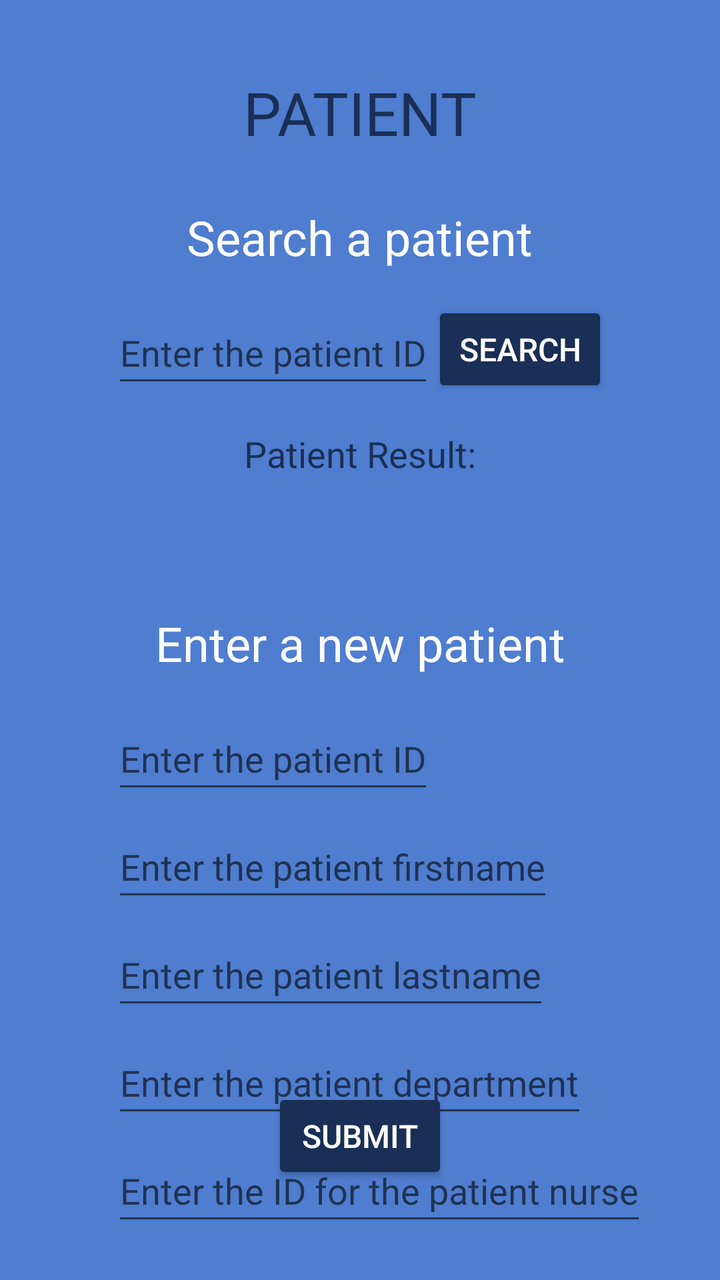
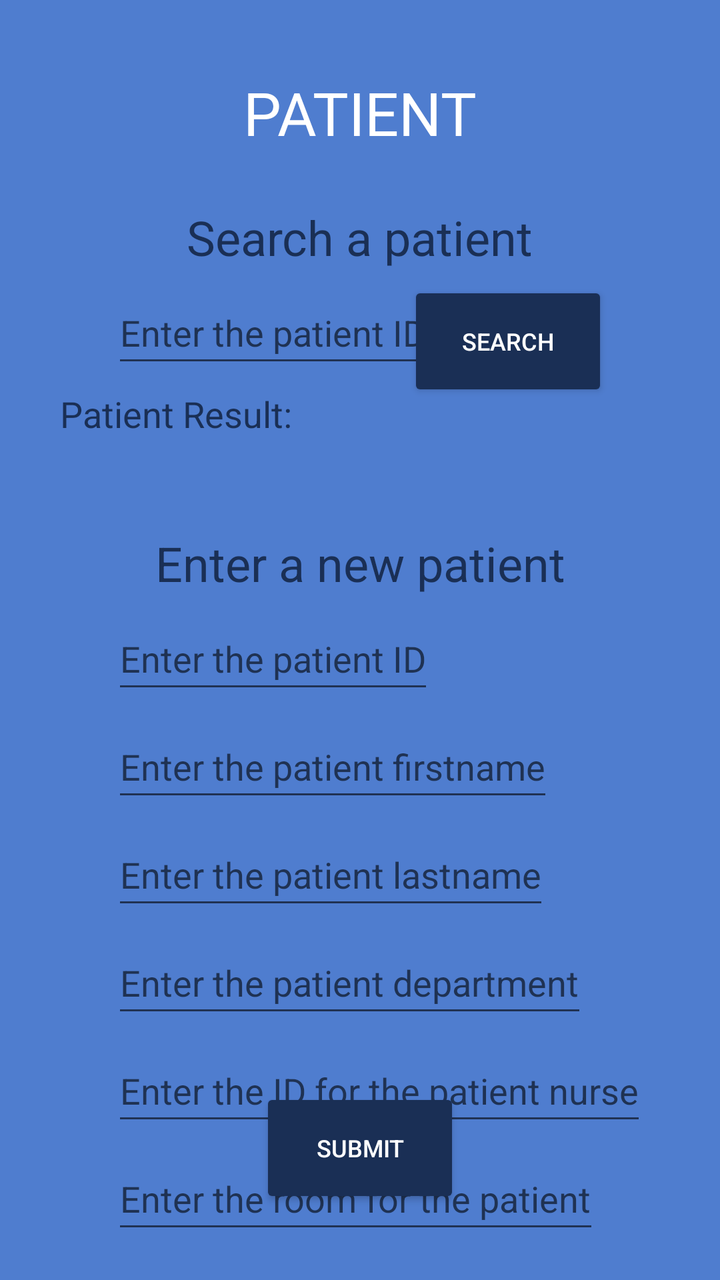

An Android layout rendered at two revisions. The XML below is the earlier revision; the diff shows what the commit changed to produce the second picture.
<!-- AndroidManifest.xml: application theme Theme.Alexandermaynard_COMP304Lab3_Ex1 -->
<!-- res/layout/activity_patient.xml -->
<?xml version="1.0" encoding="utf-8"?>
<androidx.constraintlayout.widget.ConstraintLayout xmlns:android="http://schemas.android.com/apk/res/android"
    xmlns:app="http://schemas.android.com/apk/res-auto"
    xmlns:tools="http://schemas.android.com/tools"
    android:id="@+id/main"
    android:layout_width="match_parent"
    android:layout_height="match_parent"
    tools:context=".Patient">

    <TextView
        android:id="@+id/patient_title"
        style="@style/title_text"
        android:layout_width="wrap_content"
        android:layout_height="wrap_content"
        android:layout_marginTop="36dp"
        android:text="@string/patient_title"
        app:layout_constraintEnd_toEndOf="parent"
        app:layout_constraintStart_toStartOf="parent"
        app:layout_constraintTop_toTopOf="parent" />

    <TextView
        android:id="@+id/search_patient_title"
        style="@style/sub_title_text"
        android:layout_width="wrap_content"
        android:layout_height="wrap_content"
        android:layout_marginTop="26dp"
        android:text="@string/search_patient_title"
        app:layout_constraintEnd_toEndOf="parent"
        app:layout_constraintStart_toStartOf="parent"
        app:layout_constraintTop_toBottomOf="@+id/patient_title" />

    <EditText
        android:id="@+id/patient_id_search"
        style="@style/edit_text"
        android:layout_width="wrap_content"
        android:layout_height="48dp"
        android:layout_marginStart="56dp"
        android:layout_marginTop="16dp"
        android:autofillHints="enter the patient's ID"
        android:hint="@string/patient_id_hint"
        android:inputType="number"
        app:layout_constraintStart_toStartOf="parent"
        app:layout_constraintTop_toBottomOf="@+id/search_patient_title" />

    <Button
        android:id="@+id/search_patient_btn"
        style="@style/regular_button"
        android:layout_width="wrap_content"
        android:layout_height="wrap_content"
        android:layout_marginTop="16dp"
        android:layout_marginEnd="56dp"
        android:text="@string/search_btn_text"
        app:layout_constraintEnd_toEndOf="parent"
        app:layout_constraintTop_toBottomOf="@+id/search_patient_title" />

    <TextView
        android:id="@+id/enter_patient_title"
        style="@style/sub_title_text"
        android:layout_width="wrap_content"
        android:layout_height="wrap_content"
        android:layout_marginTop="26dp"
        android:text="@string/enter_patient_title"
        app:layout_constraintEnd_toEndOf="parent"
        app:layout_constraintStart_toStartOf="parent"
        app:layout_constraintTop_toBottomOf="@+id/patient_result" />

    <TextView
        android:id="@+id/patient_result_title"
        style="@style/regular_text_view"
        android:layout_width="wrap_content"
        android:layout_height="wrap_content"
        android:layout_marginTop="16dp"
        android:text="@string/patient_result_text_prompt"
        app:layout_constraintEnd_toEndOf="parent"
        app:layout_constraintStart_toStartOf="parent"
        app:layout_constraintTop_toBottomOf="@+id/patient_id_search" />

    <TextView
        android:id="@+id/patient_result"
        style="@style/regular_text_view"
        android:layout_width="wrap_content"
        android:layout_height="wrap_content"
        android:layout_marginTop="16dp"
        android:text=""
        app:layout_constraintEnd_toEndOf="parent"
        app:layout_constraintStart_toStartOf="parent"
        app:layout_constraintTop_toBottomOf="@+id/patient_result_title" />


    <EditText
        android:id="@+id/patient_id_entry"
        style="@style/edit_text"
        android:layout_width="wrap_content"
        android:layout_height="48dp"
        android:layout_marginStart="56dp"
        android:layout_marginTop="16dp"
        android:autofillHints="enter the patient's id"
        android:hint="@string/patient_id_hint"
        android:inputType="number"
        app:layout_constraintStart_toStartOf="parent"
        app:layout_constraintTop_toBottomOf="@+id/enter_patient_title" />

    <EditText
        android:id="@+id/patient_firstname_entry"
        style="@style/edit_text"
        android:layout_width="wrap_content"
        android:layout_height="48dp"
        android:layout_marginStart="56dp"
        android:layout_marginTop="6dp"
        android:autofillHints="enter the patient's firstname"
        android:hint="@string/patient_firstname_hint"
        android:inputType="text"
        app:layout_constraintStart_toStartOf="parent"
        app:layout_constraintTop_toBottomOf="@+id/patient_id_entry" />

    <EditText
        android:id="@+id/patient_lastname_entry"
        style="@style/edit_text"
        android:layout_width="wrap_content"
        android:layout_height="48dp"
        android:layout_marginStart="56dp"
        android:layout_marginTop="6dp"
        android:autofillHints="enter the patient's lastname"
        android:hint="@string/patient_lastname_hint"
        android:inputType="text"
        app:layout_constraintStart_toStartOf="parent"
        app:layout_constraintTop_toBottomOf="@+id/patient_firstname_entry" />

    <EditText
        android:id="@+id/patient_department_entry"
        style="@style/edit_text"
        android:layout_width="wrap_content"
        android:layout_height="48dp"
        android:layout_marginStart="56dp"
        android:layout_marginTop="6dp"
        android:autofillHints="enter the patient's department"
        android:hint="@string/patient_department_hint"
        android:inputType="text"
        app:layout_constraintStart_toStartOf="parent"
        app:layout_constraintTop_toBottomOf="@+id/patient_lastname_entry" />

    <EditText
        android:id="@+id/patient_nurse_id"
        style="@style/edit_text"
        android:layout_width="wrap_content"
        android:layout_height="48dp"
        android:layout_marginStart="56dp"
        android:layout_marginTop="6dp"
        android:autofillHints="enter the ID for the patient's nurse"
        android:hint="@string/patient_nurse_id_hint"
        android:inputType="number"
        app:layout_constraintStart_toStartOf="parent"
        app:layout_constraintTop_toBottomOf="@+id/patient_department_entry" />
    <EditText
        android:id="@+id/patient_room_entry"
        style="@style/edit_text"
        android:layout_width="wrap_content"
        android:layout_height="48dp"
        android:layout_marginStart="56dp"
        android:layout_marginTop="26dp"
        android:autofillHints="enter the room number of the patient"
        android:hint="@string/patient_room_hint"
        android:inputType="number"
        app:layout_constraintStart_toStartOf="parent"
        app:layout_constraintTop_toBottomOf="@+id/patient_room_entry" />

    <Button
        android:id="@+id/submit_btn"
        style="@style/regular_button"
        android:layout_width="wrap_content"
        android:layout_height="wrap_content"
        android:text="@string/submit_btn_text"
        app:layout_constraintBottom_toBottomOf="parent"
        app:layout_constraintEnd_toEndOf="parent"
        app:layout_constraintStart_toStartOf="parent" />

</androidx.constraintlayout.widget.ConstraintLayout>
<!-- resources referenced by this layout -->
<resources>
  <string name="enter_patient_title">Enter a new patient</string>
  <string name="patient_department_hint">Enter the patient department</string>
  <string name="patient_firstname_hint">Enter the patient firstname</string>
  <string name="patient_id_hint">Enter the patient ID</string>
  <string name="patient_lastname_hint">Enter the patient lastname</string>
  <string name="patient_nurse_id_hint">Enter the ID for the patient nurse</string>
  <string name="patient_result_text_prompt">Patient Result:</string>
  <string name="patient_room_hint">Enter the patient room</string>
  <string name="patient_title">PATIENT</string>
  <string name="search_btn_text">Search</string>
  <string name="search_patient_title">Search a patient</string>
  <string name="submit_btn_text">Submit</string>
  <style name="edit_text">
          <item name="android:layout_width">300dp</item>
          <item name="android:layout_height">48dp</item>
          <item name="android:textColor">@color/white</item>
          <item name="android:layout_marginTop">36dp</item>
      </style>
  <style name="regular_button">
          <item name="android:layout_width">130dp</item>
          <item name="android:layout_height">60dp</item>
          <item name="android:textColor">@color/white</item>
          <item name="android:backgroundTint">@color/dark_blue</item>
          <item name="android:layout_marginBottom">48dp</item>
          <item name="android:textSize">16sp</item>
      </style>
  <style name="regular_text_view">
          <item name="android:layout_width">300dp</item>
          <item name="android:layout_height">wrap_content</item>
      </style>
  <style name="sub_title_text">
          <item name="android:textSize">24sp</item>
          <item name="android:textColor">@color/white</item>
          <item name="android:textAlignment">center</item>
          <item name="android:layout_marginTop">36dp</item>
          <item name="layout_constraintVertical_bias">0.392</item>
          <item name="android:layout_width">wrap_content</item>
          <item name="android:layout_height">wrap_content</item>
      </style>
  <style name="title_text">
          <item name="android:textSize">30sp</item>
          <item name="android:textColor">@color/dark_blue</item>
          <item name="android:textAlignment">center</item>
          <item name="android:layout_marginTop">36dp</item>
          <item name="layout_constraintVertical_bias">0.392</item>
          <item name="android:layout_width">wrap_content</item>
          <item name="android:layout_height">wrap_content</item>
      </style>
  <style name="Theme.Alexandermaynard_COMP304Lab3_Ex1" parent="Base.Theme.Alexandermaynard_COMP304Lab3_Ex1" />
  <color name="white">#FFFFFFFF</color>
  <color name="dark_blue">#1A2F55</color>
  <style name="Base.Theme.Alexandermaynard_COMP304Lab3_Ex1" parent="Theme.MaterialComponents.DayNight.DarkActionBar">
          
          <item name="colorPrimary">@color/dark_blue</item>
          <item name="colorSecondary">@color/white</item>
          <item name="android:textColor">@color/dark_blue</item>
          <item name="android:windowBackground">@color/light_blue</item>
          <item name="android:textSize">18sp</item>
      </style>
  <color name="light_blue">#4F7DCF</color>
</resources>

<!-- the commit's change to res/layout/activity_patient.xml (unified diff, before → after) -->
@@ -35,7 +35,7 @@
         android:layout_width="wrap_content"
         android:layout_height="48dp"
         android:layout_marginStart="56dp"
-        android:layout_marginTop="16dp"
+        android:layout_marginTop="6dp"
         android:autofillHints="enter the patient's ID"
         android:hint="@string/patient_id_hint"
         android:inputType="number"
@@ -45,9 +45,7 @@
     <Button
         android:id="@+id/search_patient_btn"
         style="@style/regular_button"
-        android:layout_width="wrap_content"
-        android:layout_height="wrap_content"
-        android:layout_marginTop="16dp"
+        android:layout_marginTop="6dp"
         android:layout_marginEnd="56dp"
         android:text="@string/search_btn_text"
         app:layout_constraintEnd_toEndOf="parent"
@@ -56,9 +54,6 @@
     <TextView
         android:id="@+id/enter_patient_title"
         style="@style/sub_title_text"
-        android:layout_width="wrap_content"
-        android:layout_height="wrap_content"
-        android:layout_marginTop="26dp"
         android:text="@string/enter_patient_title"
         app:layout_constraintEnd_toEndOf="parent"
         app:layout_constraintStart_toStartOf="parent"
@@ -67,9 +62,6 @@
     <TextView
         android:id="@+id/patient_result_title"
         style="@style/regular_text_view"
-        android:layout_width="wrap_content"
-        android:layout_height="wrap_content"
-        android:layout_marginTop="16dp"
         android:text="@string/patient_result_text_prompt"
         app:layout_constraintEnd_toEndOf="parent"
         app:layout_constraintStart_toStartOf="parent"
@@ -78,9 +70,6 @@
     <TextView
         android:id="@+id/patient_result"
         style="@style/regular_text_view"
-        android:layout_width="wrap_content"
-        android:layout_height="wrap_content"
-        android:layout_marginTop="16dp"
         android:text=""
         app:layout_constraintEnd_toEndOf="parent"
         app:layout_constraintStart_toStartOf="parent"
@@ -90,10 +79,6 @@
     <EditText
         android:id="@+id/patient_id_entry"
         style="@style/edit_text"
-        android:layout_width="wrap_content"
-        android:layout_height="48dp"
-        android:layout_marginStart="56dp"
-        android:layout_marginTop="16dp"
         android:autofillHints="enter the patient's id"
         android:hint="@string/patient_id_hint"
         android:inputType="number"
@@ -103,10 +88,6 @@
     <EditText
         android:id="@+id/patient_firstname_entry"
         style="@style/edit_text"
-        android:layout_width="wrap_content"
-        android:layout_height="48dp"
-        android:layout_marginStart="56dp"
-        android:layout_marginTop="6dp"
         android:autofillHints="enter the patient's firstname"
         android:hint="@string/patient_firstname_hint"
         android:inputType="text"
@@ -116,10 +97,6 @@
     <EditText
         android:id="@+id/patient_lastname_entry"
         style="@style/edit_text"
-        android:layout_width="wrap_content"
-        android:layout_height="48dp"
-        android:layout_marginStart="56dp"
-        android:layout_marginTop="6dp"
         android:autofillHints="enter the patient's lastname"
         android:hint="@string/patient_lastname_hint"
         android:inputType="text"
@@ -129,10 +106,6 @@
     <EditText
         android:id="@+id/patient_department_entry"
         style="@style/edit_text"
-        android:layout_width="wrap_content"
-        android:layout_height="48dp"
-        android:layout_marginStart="56dp"
-        android:layout_marginTop="6dp"
         android:autofillHints="enter the patient's department"
         android:hint="@string/patient_department_hint"
         android:inputType="text"
@@ -142,33 +115,24 @@
     <EditText
         android:id="@+id/patient_nurse_id"
         style="@style/edit_text"
-        android:layout_width="wrap_content"
-        android:layout_height="48dp"
-        android:layout_marginStart="56dp"
-        android:layout_marginTop="6dp"
         android:autofillHints="enter the ID for the patient's nurse"
         android:hint="@string/patient_nurse_id_hint"
         android:inputType="number"
         app:layout_constraintStart_toStartOf="parent"
         app:layout_constraintTop_toBottomOf="@+id/patient_department_entry" />
+
     <EditText
         android:id="@+id/patient_room_entry"
         style="@style/edit_text"
-        android:layout_width="wrap_content"
-        android:layout_height="48dp"
-        android:layout_marginStart="56dp"
-        android:layout_marginTop="26dp"
         android:autofillHints="enter the room number of the patient"
         android:hint="@string/patient_room_hint"
         android:inputType="number"
         app:layout_constraintStart_toStartOf="parent"
-        app:layout_constraintTop_toBottomOf="@+id/patient_room_entry" />
+        app:layout_constraintTop_toBottomOf="@+id/patient_nurse_id" />
 
     <Button
         android:id="@+id/submit_btn"
         style="@style/regular_button"
-        android:layout_width="wrap_content"
-        android:layout_height="wrap_content"
         android:text="@string/submit_btn_text"
         app:layout_constraintBottom_toBottomOf="parent"
         app:layout_constraintEnd_toEndOf="parent"
<!-- resource entries referenced after the edit -->
@@ -7,43 +7,45 @@
   <string name="patient_lastname_hint">Enter the patient lastname</string>
   <string name="patient_nurse_id_hint">Enter the ID for the patient nurse</string>
   <string name="patient_result_text_prompt">Patient Result:</string>
-  <string name="patient_room_hint">Enter the patient room</string>
+  <string name="patient_room_hint">Enter the room for the patient</string>
   <string name="patient_title">PATIENT</string>
   <string name="search_btn_text">Search</string>
   <string name="search_patient_title">Search a patient</string>
   <string name="submit_btn_text">Submit</string>
   <style name="edit_text">
-          <item name="android:layout_width">300dp</item>
+          <item name="android:layout_width">wrap_content</item>
           <item name="android:layout_height">48dp</item>
           <item name="android:textColor">@color/white</item>
-          <item name="android:layout_marginTop">36dp</item>
+          <item name="android:layout_marginTop">6dp</item>
+          <item name="android:layout_marginStart">56dp</item>
       </style>
   <style name="regular_button">
-          <item name="android:layout_width">130dp</item>
+          <item name="android:layout_width">100dp</item>
           <item name="android:layout_height">60dp</item>
           <item name="android:textColor">@color/white</item>
           <item name="android:backgroundTint">@color/dark_blue</item>
-          <item name="android:layout_marginBottom">48dp</item>
-          <item name="android:textSize">16sp</item>
+          <item name="android:layout_marginBottom">36dp</item>
+          <item name="android:textSize">12sp</item>
       </style>
   <style name="regular_text_view">
           <item name="android:layout_width">300dp</item>
           <item name="android:layout_height">wrap_content</item>
+          <item name="android:layout_marginTop">6dp</item>
       </style>
   <style name="sub_title_text">
           <item name="android:textSize">24sp</item>
-          <item name="android:textColor">@color/white</item>
+          <item name="android:textColor">@color/dark_blue</item>
           <item name="android:textAlignment">center</item>
-          <item name="android:layout_marginTop">36dp</item>
+          <item name="android:layout_marginTop">16dp</item>
           <item name="layout_constraintVertical_bias">0.392</item>
           <item name="android:layout_width">wrap_content</item>
           <item name="android:layout_height">wrap_content</item>
       </style>
   <style name="title_text">
           <item name="android:textSize">30sp</item>
-          <item name="android:textColor">@color/dark_blue</item>
+          <item name="android:textColor">@color/white</item>
           <item name="android:textAlignment">center</item>
-          <item name="android:layout_marginTop">36dp</item>
+          <item name="android:layout_marginTop">26dp</item>
           <item name="layout_constraintVertical_bias">0.392</item>
           <item name="android:layout_width">wrap_content</item>
           <item name="android:layout_height">wrap_content</item>
